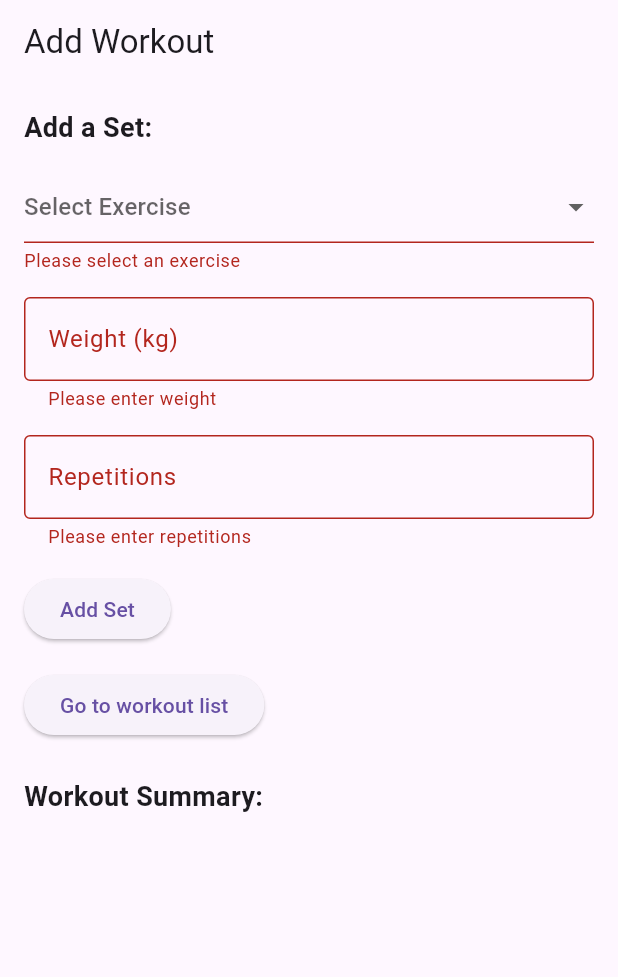
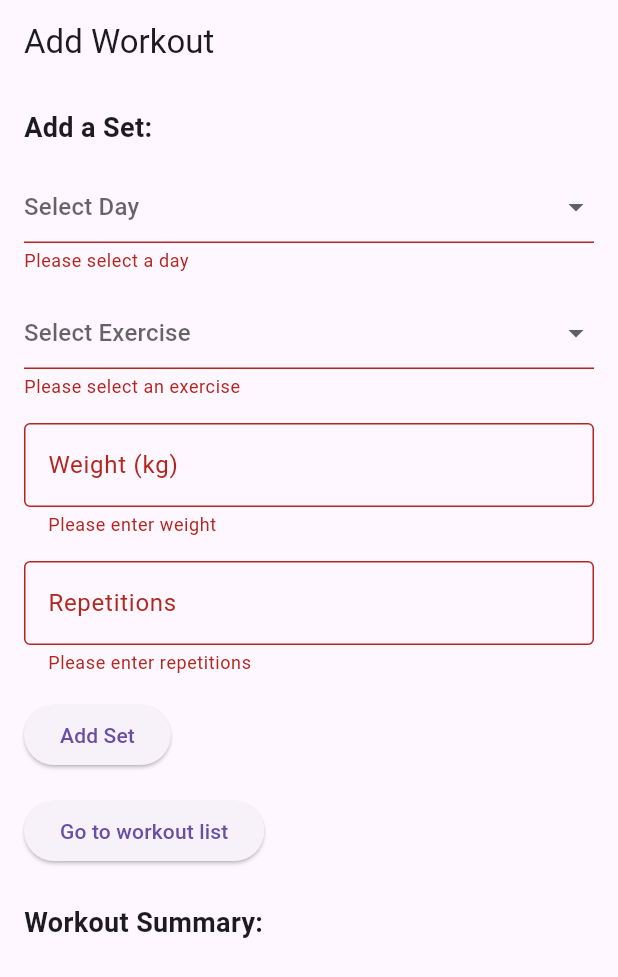
Before and after one commit to MonaVerma-git/Fitness, a Flutter app: the screen it shows after launch, after a tap on "Add Set", on a phone screen of 412 x 824 dp. Shown: the top 977 px of the screen. Run offline on Flutter 3.47's test engine with Material 3 defaults, Android fonts, the phone set to English and light mode, and no system bars; our stand-ins replace flutter_bloc, shared_preferences.

```diff
--- /dev/null
+++ b/lib/src/features/workout_screen/const.dart
@@ -0,0 +1,10 @@
+import 'domain/models/workout_set.dart';
+
+List<DayItems> dayItems = [
+  DayItems(id: 1, day: 'Monday'),
+  DayItems(id: 2, day: 'Tuesday'),
+  DayItems(id: 3, day: 'Wednesday'),
+  DayItems(id: 4, day: 'Thursday'),
+  DayItems(id: 5, day: 'Friday'),
+  DayItems(id: 6, day: 'Saturday'),
+];
--- a/lib/src/features/workout_screen/domain/models/workout_set.dart
+++ b/lib/src/features/workout_screen/domain/models/workout_set.dart
@@ -24,11 +24,13 @@ class Workout {
 }
 
 class WorkoutSet {
+  final int day;
   final String exercise;
   final double weight;
   final int repetitions;
 
   WorkoutSet({
+    required this.day,
     required this.exercise,
     required this.weight,
     required this.repetitions,
@@ -37,6 +39,7 @@ class WorkoutSet {
   // Serialize WorkoutSet to JSON
   Map<String, dynamic> toJson() {
     return {
+      'day': day,
       'exercise': exercise,
       'weight': weight,
       'repetitions': repetitions,
@@ -46,9 +49,20 @@ class WorkoutSet {
   // Deserialize WorkoutSet from JSON
   static WorkoutSet fromJson(Map<String, dynamic> json) {
     return WorkoutSet(
+      day: json['day'],
       exercise: json['exercise'],
       weight: json['weight'],
       repetitions: json['repetitions'],
     );
   }
 }
+
+class DayItems {
+  final int id;
+  final String day;
+
+  DayItems({
+    required this.id,
+    required this.day,
+  });
+}
--- a/lib/src/features/workout_screen/presentation/pages/workout_screen.dart
+++ b/lib/src/features/workout_screen/presentation/pages/workout_screen.dart
@@ -1,6 +1,7 @@
 import 'package:flutter/material.dart';
 import 'package:flutter_bloc/flutter_bloc.dart';
 import 'package:shared_preferences/shared_preferences.dart';
+import '../../const.dart';
 import '../../data/repositories/shared_preferences_workout_repository.dart';
 import '../../domain/repositories/ workout_repository.dart';
 import '../../domain/models/workout_set.dart';
@@ -32,6 +33,7 @@ class _WorkoutScreenState extends State<WorkoutScreen> {
 
   final _formKey = GlobalKey<FormState>();
   String? _selectedExercise;
+  int? _selectedDay;
 
   double _weight = 0.0;
   int _repetitions = 0;
@@ -45,6 +47,7 @@ class _WorkoutScreenState extends State<WorkoutScreen> {
         id: widget.workout?.id ?? DateTime.now().toString(),
         sets: [
           WorkoutSet(
+            day: _selectedDay!,
             exercise: _selectedExercise!,
             weight: _weight,
             repetitions: _repetitions,
@@ -79,6 +82,29 @@ class _WorkoutScreenState extends State<WorkoutScreen> {
               const Text(
                 'Add a Set:',
                 style: TextStyle(fontSize: 18, fontWeight: FontWeight.bold),
+              ),
+              const SizedBox(height: 16),
+              DropdownButtonFormField(
+                value: _selectedDay,
+                hint: const Text('Select Day'),
+                items: dayItems.map((dayItem) {
+                  return DropdownMenuItem(
+                    value: dayItem.id,
+                    child: Text(dayItem.day),
+                  );
+                }).toList(),
+                onChanged: (value) {
+                  setState(() {
+                    _selectedDay = value!;
+                    print(value);
+                  });
+                },
+                validator: (value) {
+                  if (value == null) {
+                    return 'Please select a day';
+                  }
+                  return null;
+                },
               ),
               const SizedBox(height: 16),
               DropdownButtonFormField<String>(
```
Also changed, not shown: lib/src/features/workout_screen/presentation/pages/workout_list.dart (+36 -11 lines), 16 other files.
